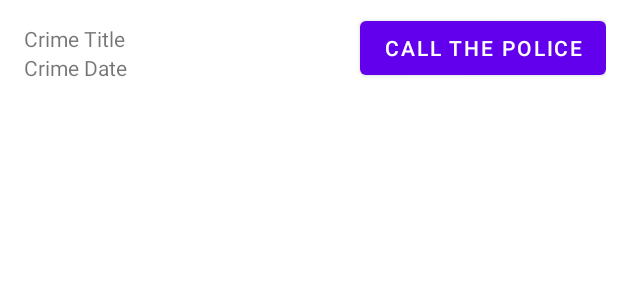
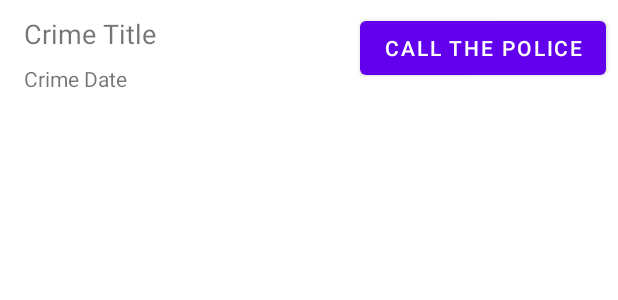
Before and after one commit to v43d3rm4k4r/BigNerdRanchAndroid, an Android app: the layout list_item_crime_serious.xml on its own in the app's theme, with its tools: preview values and no code run, on a phone screen of 412 x 824 dp. Shown: the top 300 px of the screen. Run offline under Robolectric (Android 15) with nearby library versions, the phone set to English and light mode, and no system bars.

Commit message:
Add crime update via DB + migrate serious crime item ui to ConstraintLayout

```diff
--- a/criminal-intent/src/main/java/com/bignardranch/android/criminalintent/CrimeRepository.kt
+++ b/criminal-intent/src/main/java/com/bignardranch/android/criminalintent/CrimeRepository.kt
@@ -24,11 +24,11 @@ class CrimeRepository private constructor(context: Context) {
     private val crimeDao = database.crimeDao()
     private val executor = Executors.newSingleThreadExecutor()
 
-    fun getCrimes(): LiveData<List<Crime>> = crimeDao.getCrimes()
+    fun getCrimes(): LiveData<List<Crime>>   = crimeDao.getCrimes()
     fun getCrime(id: UUID): LiveData<Crime?> = crimeDao.getCrime(id)
 
     fun updateCrime(crime: Crime) = executor.execute { crimeDao.updateCrime(crime) }
-    fun addCrime(crime: Crime) = executor.execute { crimeDao.addCrime(crime) }
+    fun addCrime(crime: Crime)    = executor.execute { crimeDao.addCrime(crime) }
 
     companion object {
         private var INSTANCE: CrimeRepository? = null
--- a/criminal-intent/src/main/java/com/bignardranch/android/criminalintent/MainActivity.kt
+++ b/criminal-intent/src/main/java/com/bignardranch/android/criminalintent/MainActivity.kt
@@ -17,7 +17,7 @@ class MainActivity : AppCompatActivity(R.layout.activity_main),
         val currentFragment = supportFragmentManager.findFragmentById(R.id.fragment_container)
 
         if (currentFragment == null) {
-            val fragment = CrimeListFragment.newInstance() // TODO: add args (Crimes?)
+            val fragment = CrimeListFragment.newInstance()
             supportFragmentManager
                 .beginTransaction()
                 .add(R.id.fragment_container, fragment)
--- a/criminal-intent/src/main/java/com/bignardranch/android/criminalintent/crimefragment/CrimeFragment.kt
+++ b/criminal-intent/src/main/java/com/bignardranch/android/criminalintent/crimefragment/CrimeFragment.kt
@@ -69,6 +69,11 @@ class CrimeFragment : Fragment() {
         binding.crimeSolvedCheckbox.setOnCheckedChangeListener { _, isChecked -> crime.isSolved = isChecked }
     }
 
+    override fun onStop() {
+        super.onStop()
+        crimeViewModel.saveCrime(crime)
+    }
+
     private fun updateUI() {
         with(binding) {
             crimeTitleTextView.setText(crime.title)
--- a/criminal-intent/src/main/java/com/bignardranch/android/criminalintent/crimefragment/CrimeViewModel.kt
+++ b/criminal-intent/src/main/java/com/bignardranch/android/criminalintent/crimefragment/CrimeViewModel.kt
@@ -15,9 +15,12 @@ class CrimeViewModel : ViewModel() {
     var crimeLiveData: LiveData<Crime?> = Transformations.switchMap(crimeIdLiveData) { crimeId ->
         crimeRepository.getCrime(crimeId)
     }
-    // TODO: mb use public LiveData<Crime?> property instead?
 
     fun loadCrime(crimeId: UUID) {
         crimeIdLiveData.value = crimeId
     }
+
+    fun saveCrime(crime: Crime) {
+        crimeRepository.updateCrime(crime)
+    }
 }
--- a/criminal-intent/src/main/res/layout/list_item_crime_serious.xml
+++ b/criminal-intent/src/main/res/layout/list_item_crime_serious.xml
@@ -1,34 +1,50 @@
 <?xml version="1.0" encoding="utf-8"?>
 
-<LinearLayout xmlns:android="http://schemas.android.com/apk/res/android"
+<androidx.constraintlayout.widget.ConstraintLayout xmlns:android="http://schemas.android.com/apk/res/android"
+    xmlns:app="http://schemas.android.com/apk/res-auto"
+    xmlns:tools="http://schemas.android.com/tools"
+    android:id="@+id/linearLayout2"
     android:layout_width="match_parent"
-    android:layout_height="wrap_content"
-    android:orientation="horizontal"
-    android:padding="8dp">
+    android:layout_height="wrap_content">
 
-    <LinearLayout
+
+    <TextView
+        android:id="@+id/crime_title_text_view"
         android:layout_width="0dp"
         android:layout_height="wrap_content"
-        android:layout_weight="1"
-        android:orientation="vertical"
-        android:padding="8dp">
+        android:layout_marginTop="8dp"
+        android:text="@string/crime_title"
+        android:textSize="18sp"
+        app:layout_constraintBottom_toTopOf="@+id/crime_date_text_view"
+        app:layout_constraintEnd_toEndOf="@+id/crime_date_text_view"
+        app:layout_constraintStart_toStartOf="@+id/crime_date_text_view"
+        app:layout_constraintTop_toTopOf="parent"
+        app:layout_constraintVertical_chainStyle="packed" />
 
-        <TextView
-            android:id="@+id/crime_title_text_view"
-            android:layout_width="match_parent"
-            android:layout_height="wrap_content"
-            android:text="@string/crime_title" />
+    <TextView
+        android:id="@+id/crime_date_text_view"
+        android:layout_width="0dp"
+        android:layout_height="wrap_content"
+        android:layout_marginStart="16dp"
+        android:layout_marginTop="8dp"
+        android:layout_marginEnd="8dp"
+        android:text="@string/crime_date"
+        app:layout_constraintBottom_toBottomOf="parent"
+        app:layout_constraintEnd_toStartOf="@+id/call_the_police_button"
+        app:layout_constraintStart_toStartOf="parent"
+        app:layout_constraintTop_toBottomOf="@+id/crime_title_text_view" />
 
-        <TextView
-            android:id="@+id/crime_date_text_view"
-            android:layout_width="match_parent"
-            android:layout_height="wrap_content"
-            android:text="@string/crime_date" />
-    </LinearLayout>
 
     <Button
         android:id="@+id/call_the_police_button"
         android:layout_width="wrap_content"
         android:layout_height="wrap_content"
-        android:text="@string/call_the_police" />
-</LinearLayout>
+        android:layout_marginTop="8dp"
+        android:layout_marginEnd="8dp"
+        android:layout_marginBottom="8dp"
+        android:text="@string/call_the_police"
+        app:layout_constraintBottom_toBottomOf="parent"
+        app:layout_constraintEnd_toEndOf="parent"
+        app:layout_constraintStart_toEndOf="@+id/crime_date_text_view"
+        app:layout_constraintTop_toTopOf="parent" />
+</androidx.constraintlayout.widget.ConstraintLayout>
```
